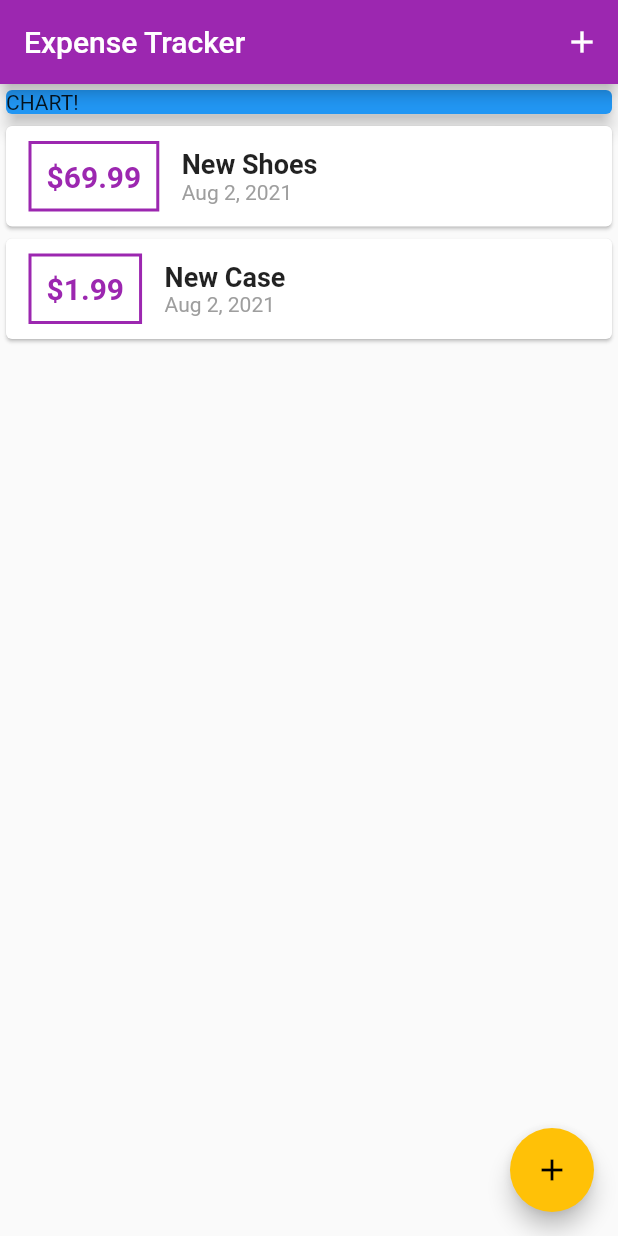
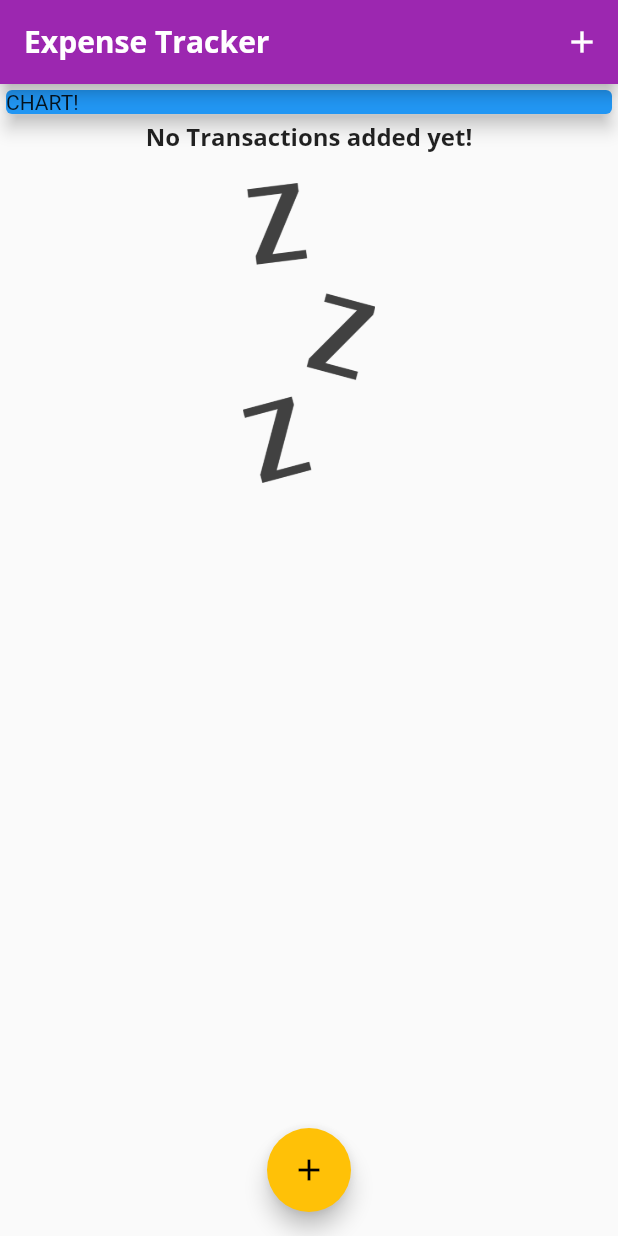
Before and after one commit to DroidKaranGithub/flutter_expense_tracker_demo_2, a Flutter app: the screen it shows after launch, on a phone screen of 412 x 824 dp. Run offline on Flutter 3.47's test engine with Material 2 defaults, Android fonts, the phone set to English and light mode, and no system bars.

Commit message:
97 video

```diff
--- a/lib/main.dart
+++ b/lib/main.dart
@@ -13,7 +13,25 @@
       title: 'Flutter App',
       theme: ThemeData(
         primarySwatch: Colors.purple,
-        accentColor: Colors.amber
+        accentColor: Colors.amber,
+        fontFamily: 'QuickSand',
+        textTheme: ThemeData.light().textTheme.copyWith(
+              headline6: TextStyle(
+                fontFamily: 'OpenSans',
+                fontWeight: FontWeight.bold,
+                fontSize: 16,
+              ),
+            ),
+        appBarTheme: AppBarTheme(
+          textTheme: ThemeData.light().textTheme.copyWith(
+                headline6: TextStyle(
+                  fontFamily: 'OpenSans',
+                  fontSize: 20,
+                  fontWeight: FontWeight.bold,
+                  color: Colors.white,
+                ),
+              ),
+        ),
       ),
       home: MyHomePage(),
     );
@@ -27,18 +45,18 @@
 
 class _MyHomePageState extends State<MyHomePage> {
   final List<Transaction> _userTransactionList = [
-    Transaction(
-      id: 't1',
-      title: "New Shoes",
-      amount: 69.99,
-      date: DateTime.now(),
-    ),
-    Transaction(
-      id: 't2',
-      title: "New Case",
-      amount: 1.99,
-      date: DateTime.now(),
-    ),
+    // Transaction(
+    //   id: 't1',
+    //   title: "New Shoes",
+    //   amount: 69.99,
+    //   date: DateTime.now(),
+    // ),
+    // Transaction(
+    //   id: 't2',
+    //   title: "New Case",
+    //   amount: 1.99,
+    //   date: DateTime.now(),
+    // ),
   ];
 
   void _addNewTransaction(String txTitle, double txAmount) {
@@ -93,7 +111,7 @@
           ],
         ),
       ),
-      floatingActionButtonLocation: FloatingActionButtonLocation.endFloat,
+      floatingActionButtonLocation: FloatingActionButtonLocation.centerFloat,
       floatingActionButton: FloatingActionButton(
         onPressed: () => _startAddNewTransaction(context),
         child: Icon(
@@ -103,3 +121,14 @@
     );
   }
 }
+
+// display4 => headline1;
+// display3 => headline2;
+// display2 => headline3;
+// display1 => headline4;
+// headline => headline5;
+// title    => headline6;
+// subhead  => subtitle1;
+// subtitle => subtitle2;
+// body2    => bodyText1;
+// body     => bodyText2;
--- a/lib/widgets/transaction_list.dart
+++ b/lib/widgets/transaction_list.dart
@@ -11,13 +11,31 @@
   Widget build(BuildContext context) {
     return Container(
       height: 400,
-      child: ListView.builder(
+      child: transaction.isEmpty
+          ? Column(
+              children: [
+                Text(
+                  'No Transactions added yet!',
+                  style: Theme.of(context).textTheme.headline6,
+                ),
+              SizedBox(height: 20,),
+                Container(
+                  height: 200,
+                  child: Image.asset(
+                    'assets/images/waiting.png',
+                    fit: BoxFit.cover,
+                  ),
+                ),
+              ],
+            )
+          : ListView.builder(
               itemBuilder: (ctx, index) {
                 return Card(
                   child: Row(
                     children: [
                       Container(
-                    margin: EdgeInsets.symmetric(vertical: 10, horizontal: 15),
+                        margin:
+                            EdgeInsets.symmetric(vertical: 10, horizontal: 15),
                         decoration: BoxDecoration(
                           border: Border.all(
                             color: Theme.of(context).primaryColor,
@@ -40,10 +58,7 @@
                         children: [
                           Text(
                             transaction[index].title,
-                        style: TextStyle(
-                          fontSize: 18,
-                          fontWeight: FontWeight.bold,
-                        ),
+                            style: Theme.of(context).textTheme.headline6,
                           ),
                           Text(
                             DateFormat.yMMMd().format(transaction[index].date),
```
Also changed, not shown: pubspec.yaml (+13 -8 lines), assets/fonts/OpenSans-Bold.ttf (added), assets/fonts/OpenSans-Regular.ttf (added), assets/fonts/Quicksand-Bold.ttf (added), assets/fonts/Quicksand-Light.ttf (added), assets/fonts/Quicksand-Medium.ttf (added), assets/fonts/Quicksand-Regular.ttf (added), assets/images/waiting.png (added). Lines whose indentation alone changed are shown as unchanged.
